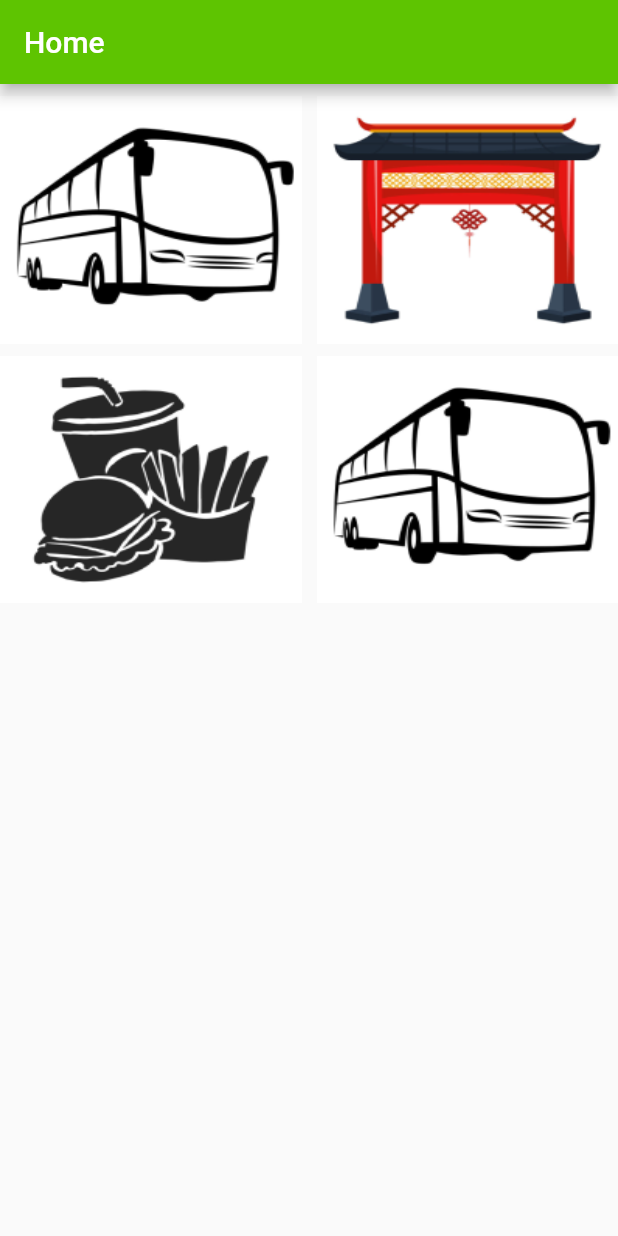
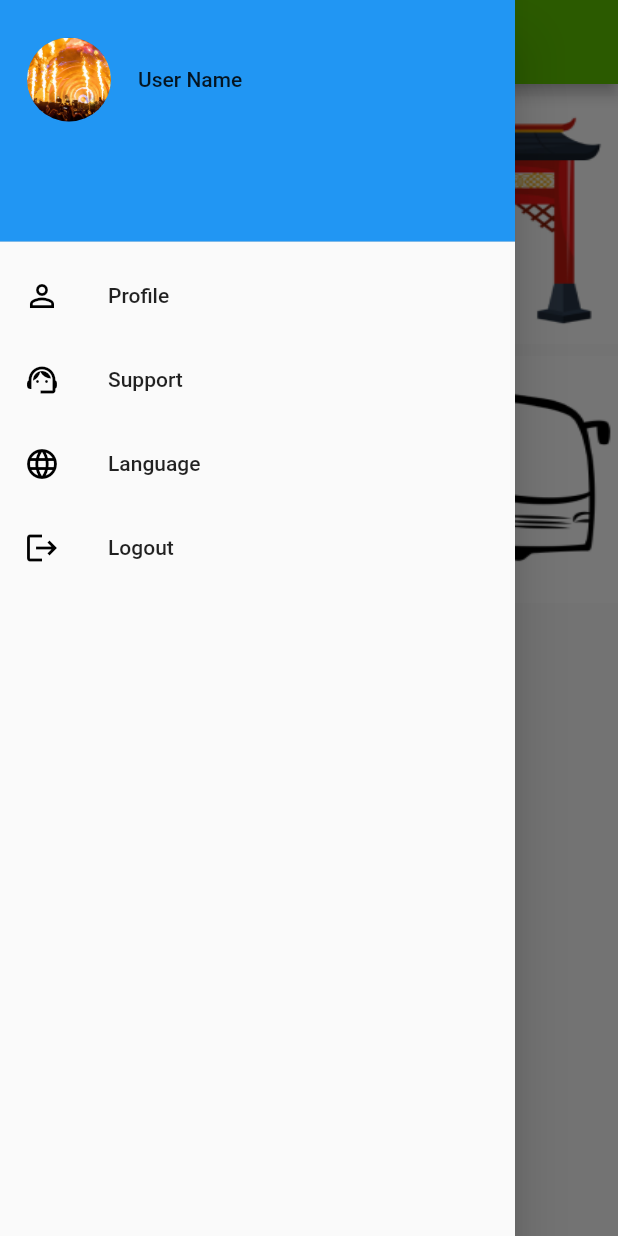
Before and after one commit to hossain72/event_admin, a Flutter app: the screen it shows after launch, with the side drawer open (before the commit the screen has no drawer), on a phone screen of 412 x 824 dp. Run offline on Flutter 3.47's test engine with Material 2 defaults, Android fonts, the phone set to English and light mode, and no system bars; our stand-ins replace get, get_storage; missing offline and left inert: qr_code_scanner.

Commit message:
drawer menu add home page

```diff
--- a/lib/app/modules/home/views/home_view.dart
+++ b/lib/app/modules/home/views/home_view.dart
@@ -1,3 +1,4 @@
+import 'package:event_admin/app/modules/home/views/widgets/drawer_menu.dart';
 import 'package:flutter/material.dart';
 
 import 'package:get/get.dart';
@@ -16,7 +17,8 @@ class HomeView extends GetView<HomeController> {
         backgroundColor: const Color.fromRGBO(94, 196, 1, 1),
         title: const Text('Home'),
       ),
-      body: Container(
+      drawer: const DrawerMenu(),
+      body: SizedBox(
         height: height,
         width: width,
         child: Column(
--- /dev/null
+++ b/lib/app/modules/home/views/widgets/drawer_menu.dart
@@ -0,0 +1,74 @@
+import 'package:flutter/material.dart';
+import 'package:get/get.dart';
+
+class DrawerMenu extends StatelessWidget {
+  const DrawerMenu({Key? key}) : super(key: key);
+
+  @override
+  Widget build(BuildContext context) {
+    var height = Get.height;
+    var width = Get.width;
+    return SizedBox(
+      width: width / 1.2,
+      child: Drawer(
+        child: ListView(
+          padding: EdgeInsets.zero,
+          children: <Widget>[
+            DrawerHeader(
+              padding: EdgeInsets.only(left: 0.0, top: 25.0),
+              decoration: BoxDecoration(
+                color: Theme.of(context).primaryColor,
+              ),
+              child: ListTile(
+                leading: Container(
+                  //height: 100,
+                  decoration: BoxDecoration(
+                      borderRadius: BorderRadius.circular(80)),
+                  child: const CircleAvatar(
+                    radius: 30.0,
+                    backgroundImage:
+                    AssetImage('assets/images/event_img.png'),
+                  ),
+                ),
+                title: const Text(
+                  "User Name",
+                  style: TextStyle(),
+                ),
+              ),
+            ),
+            ListTile(
+              onTap: () {},
+              leading: const Icon(Icons.person_outline, color: Colors.black),
+              title: const Text(
+                'Profile',
+              ),
+            ),
+            ListTile(
+              onTap: () {},
+              leading:
+              const Icon(Icons.support_agent_outlined, color: Colors.black),
+              title: const Text(
+                'Support',
+              ),
+            ),
+            ListTile(
+              onTap: () {},
+              leading: const Icon(Icons.language, color: Colors.black),
+              title: Text(
+                'Language'.tr,
+              ),
+            ),
+            ListTile(
+              onTap: () {},
+              leading:
+              const Icon(Icons.logout, color: Colors.black),
+              title: const Text(
+                'Logout',
+              ),
+            ),
+          ],
+        ),
+      ),
+    );
+  }
+}
--- a/lib/app/modules/home/views/widgets/qr_view.dart
+++ b/lib/app/modules/home/views/widgets/qr_view.dart
@@ -33,35 +33,16 @@ class _QRScannerViewState extends State<QRScannerView> {
       body: Column(
         children: <Widget>[
           Expanded(flex: 4, child: _buildQrView(context)),
-          /*Expanded(
-            flex: 1,
-            child: FittedBox(
-              fit: BoxFit.contain,
-              child: Column(
-                mainAxisAlignment: MainAxisAlignment.spaceEvenly,
-                children: <Widget>[
-                  if (result != null)
-                    Text(
-                        'Barcode Type: ${describeEnum(result!.format)}   Data: ${result!.code}')
-                  else
-                    const Text('Scan a code'),
-                ],
-              ),
-            ),
-          )*/
         ],
       ),
     );
   }
 
   Widget _buildQrView(BuildContext context) {
-    // For this example we check how width or tall the device is and change the scanArea and overlay accordingly.
     var scanArea = (MediaQuery.of(context).size.width < 400 ||
-        MediaQuery.of(context).size.height < 400)
+            MediaQuery.of(context).size.height < 400)
         ? 150.0
         : 300.0;
-    // To ensure the Scanner view is properly sizes after rotation
-    // we need to listen for Flutter SizeChanged notification and update controller
     return QRView(
       key: qrKey,
       onQRViewCreated: _onQRViewCreated,
@@ -82,7 +63,7 @@ class _QRScannerViewState extends State<QRScannerView> {
     controller.scannedDataStream.listen((scanData) {
       setState(() {
         result = scanData;
-        if(result!.code != null){
+        if (result!.code != null) {
           Get.offAllNamed('/scan-page', arguments: result!.code);
           print("resulr : ${result!.code}");
         }
--- a/lib/app/modules/scanPage/controllers/scan_page_controller.dart
+++ b/lib/app/modules/scanPage/controllers/scan_page_controller.dart
@@ -10,7 +10,6 @@ class ScanPageController extends GetxController {
       number.value = Get.arguments;
       update();
     }
-    print("numberCode: ${number.value}");
 
   }
 
```
Lines whose indentation alone changed are shown as unchanged.
